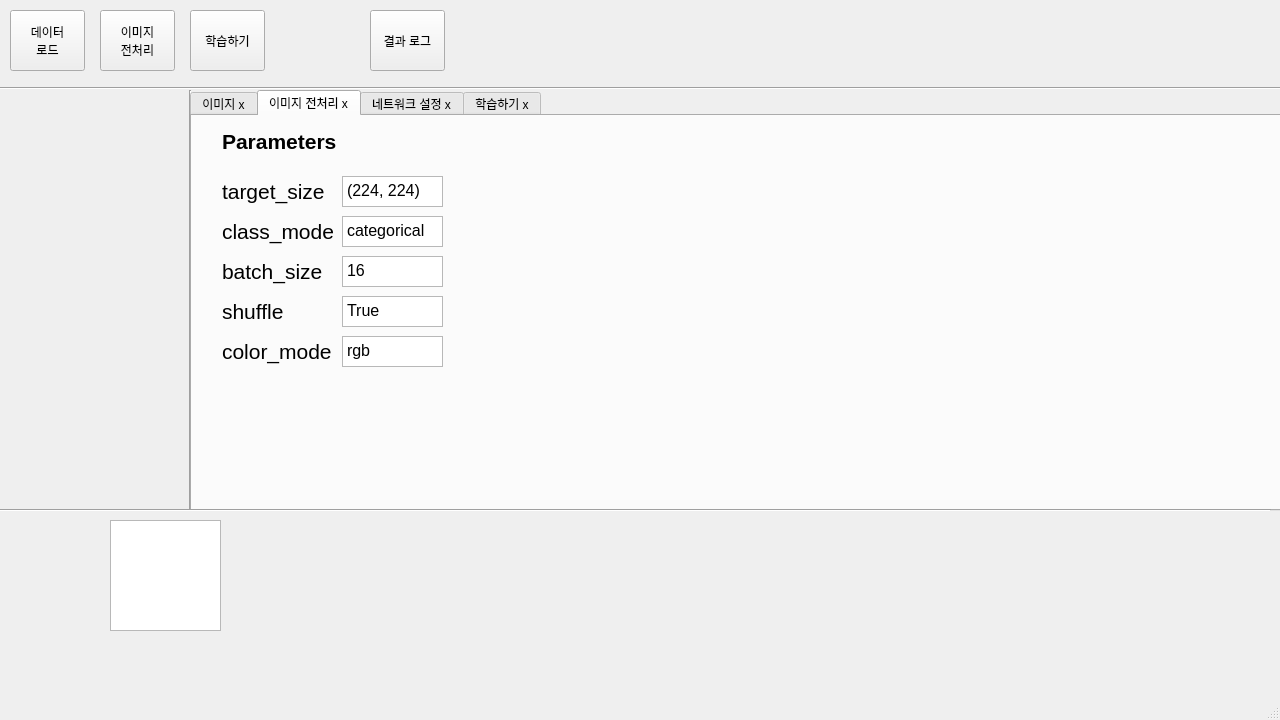
Old version of the form Project/front/ui/NetworkSetting.ui in the repository Ikhan-Kim/SSAKIT.
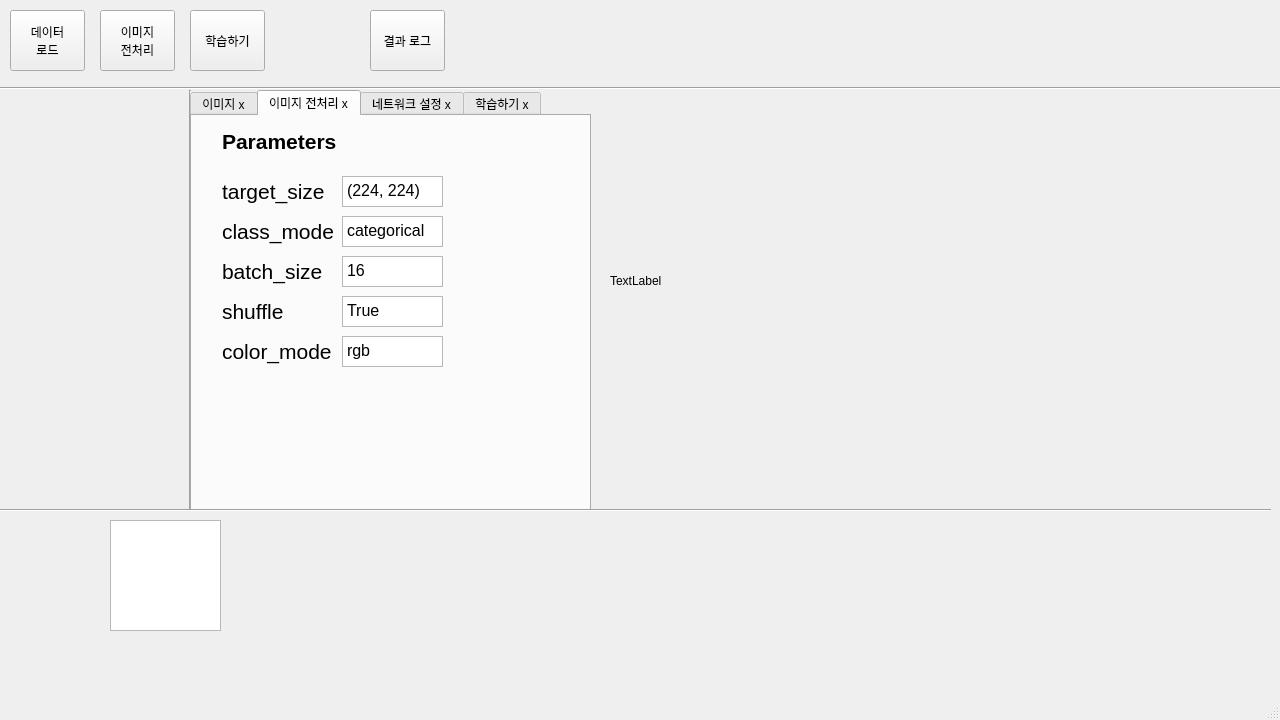
New version of the form.

Commit message: [+] result example

```diff
--- a/Project/front/ui/NetworkSetting.ui
+++ b/Project/front/ui/NetworkSetting.ui
@@ -86,7 +86,7 @@
      <rect>
       <x>190</x>
       <y>90</y>
-      <width>1091</width>
+      <width>401</width>
       <height>421</height>
      </rect>
     </property>
@@ -1340,6 +1340,19 @@
      <string>학습하기</string>
     </property>
    </widget>
+   <widget class="QLabel" name="result_figure">
+    <property name="geometry">
+     <rect>
+      <x>610</x>
+      <y>110</y>
+      <width>661</width>
+      <height>341</height>
+     </rect>
+    </property>
+    <property name="text">
+     <string>TextLabel</string>
+    </property>
+   </widget>
   </widget>
   <widget class="QStatusBar" name="statusbar"/>
  </widget>
```
The commit also changes 1 other file.
